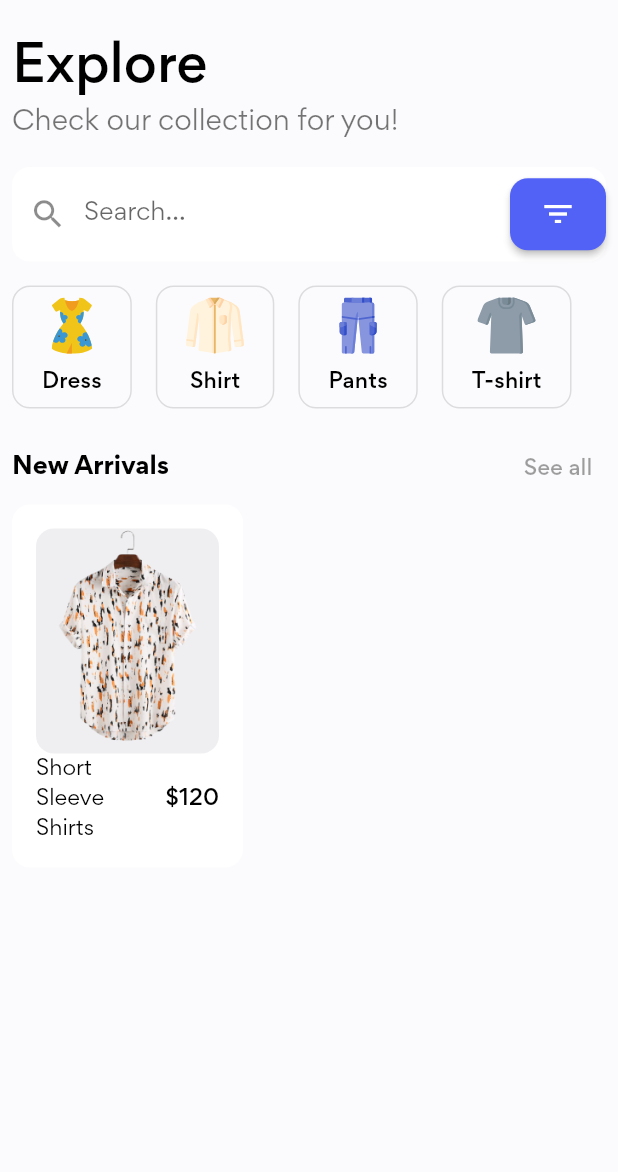
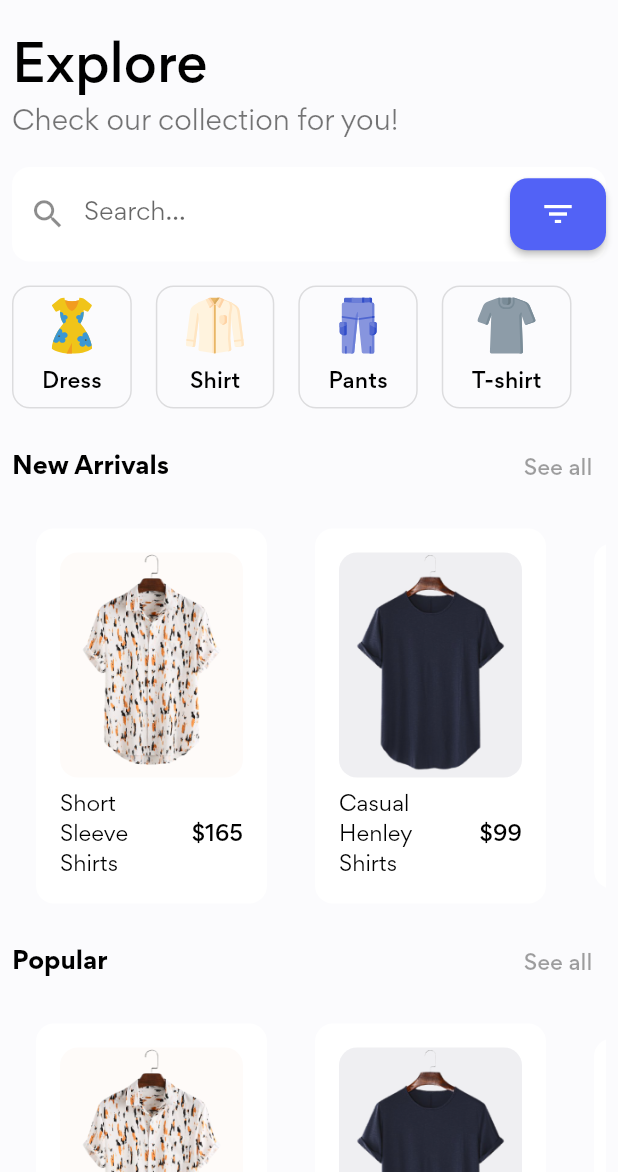
Before and after one commit to dubemezeagwu/cartiez, a Flutter app: the screen it shows after launch, on a phone screen of 412 x 824 dp, the part 64-1236 px from its top. Run offline on Flutter 3.47's test engine with Material 2 defaults, Android fonts, the phone set to English and light mode, and no system bars; our stand-ins replace flutter_svg.

Commit message:
worked on product item details

```diff
--- /dev/null
+++ b/lib/helpers/product_card.dart
@@ -0,0 +1,67 @@
+import 'package:flutter/material.dart';
+
+import '../utils/constants.dart';
+
+class ProductCard extends StatelessWidget {
+  const ProductCard({
+    Key? key,
+    required this.title,
+    required this.image,
+    required this.price,
+    required this.backgroundColor,
+    required this.press,
+  }) : super(key: key);
+
+  final String title,image;
+  final int price;
+  final Color backgroundColor;
+  final VoidCallback press;
+
+  @override
+  Widget build(BuildContext context) {
+    return GestureDetector(
+      onTap: press,
+      child: Container(
+        width: 154,
+        padding: const EdgeInsets.all(defaultPadding),
+        decoration: BoxDecoration(
+            color: Colors.white,
+            borderRadius: BorderRadius.all(Radius.circular(defaultBorderRadius))
+        ),
+        child: Column(
+          children: [
+            Container(
+              width: double.infinity,
+              decoration: BoxDecoration(
+                  color: backgroundColor,
+                  borderRadius: BorderRadius.all(Radius.circular(defaultBorderRadius))
+              ),
+              child: Image.asset(
+                image,
+                height: 150,
+              ),
+            ),
+            const SizedBox(height: defaultPadding/2),
+            Row(
+              children: [
+                Expanded(
+                  child: Text(
+                    title,
+                    style: TextStyle(
+                      color: Colors.black,
+                    ),
+                  ),
+                ),
+                const SizedBox(width: defaultPadding/4,),
+                Text(
+                  "\$" + price.toString(),
+                  style: Theme.of(context).textTheme.subtitle2,
+                ),
+              ],
+            )
+          ],
+        ),
+      ),
+    );
+  }
+}
--- /dev/null
+++ b/lib/helpers/product_list.dart
@@ -0,0 +1,36 @@
+import 'package:cartiez/helpers/product_card.dart';
+import 'package:cartiez/routes/screens/product_details_screen.dart';
+import 'package:flutter/material.dart';
+
+import '../models/product.dart';
+import '../utils/constants.dart';
+
+class ProductList extends StatelessWidget {
+  const ProductList({
+    Key? key,
+  }) : super(key: key);
+
+  @override
+  Widget build(BuildContext context) {
+    return SingleChildScrollView(
+      scrollDirection: Axis.horizontal,
+      child: Row(
+          children:
+          List.generate(demoProduct.length, (index) =>
+              Padding(
+                padding: EdgeInsets.all(defaultPadding),
+                child: ProductCard(
+                  image: demoProduct[index].image,
+                  title: demoProduct[index].title,
+                  backgroundColor: demoProduct[index].backgroundColor,
+                  press: () {
+                    Navigator.push(context,
+                        MaterialPageRoute(
+                            builder: (context) => ProductDetailsScreen(product: demoProduct[index],)));
+                  },
+                  price: demoProduct[index].price,),
+              ))
+      ),
+    );
+  }
+}
--- /dev/null
+++ b/lib/helpers/section_tile.dart
@@ -0,0 +1,35 @@
+import 'package:flutter/material.dart';
+class SectionTile extends StatelessWidget {
+  final String title;
+  final VoidCallback pressSeeAll;
+  const SectionTile({
+    Key? key,
+    required this.title,
+    required this.pressSeeAll,
+  }) : super(key: key);
+
+  @override
+  Widget build(BuildContext context) {
+    return Row(
+      mainAxisAlignment: MainAxisAlignment.spaceBetween,
+      children: [
+        Text(
+          title,
+          style: Theme.of(context).textTheme.subtitle1!.copyWith(
+              color: Colors.black,
+              fontWeight: FontWeight.w600
+          ),),
+        TextButton(
+          onPressed: pressSeeAll,
+          child: Text(
+            "See all",
+            style: TextStyle(
+                color: Colors.black38,
+                fontSize: 14
+            ),
+          ),
+        )
+      ],
+    );
+  }
+}
--- a/lib/models/product.dart
+++ b/lib/models/product.dart
@@ -0,0 +1,41 @@
+import 'package:flutter/material.dart';
+
+class Product {
+  final String image;
+  final String title;
+  final int price;
+  final Color backgroundColor;
+
+  Product({
+    required this.image,
+    required this.title,
+    required this.price,
+    this.backgroundColor = const Color(0xFFEFEFF2)
+});
+}
+
+List<Product> demoProduct = [
+  Product(
+    image: "assets/images/product_0.png",
+    title: "Short Sleeve Shirts",
+    price: 165,
+    backgroundColor: const Color(0xFFFEFBF9),
+  ),
+  Product(
+    image: "assets/images/product_1.png",
+    title: "Casual Henley Shirts",
+    price: 99,
+  ),
+  Product(
+    image: "assets/images/product_2.png",
+    title: "Curved Hem Shirts",
+    price: 180,
+    backgroundColor: const Color(0xFFF8FEFB),
+  ),
+  Product(
+    image: "assets/images/product_3.png",
+    title: "Casual Nolin",
+    price: 149,
+    backgroundColor: const Color(0xFFEEEEED),
+  ),
+];
--- a/lib/routes/pages/home_page.dart
+++ b/lib/routes/pages/home_page.dart
@@ -1,8 +1,14 @@
 import 'package:cartiez/helpers/category_card.dart';
 import 'package:cartiez/helpers/search_form.dart';
+import 'package:cartiez/models/product.dart';
 import 'package:cartiez/utils/constants.dart';
 import 'package:flutter/material.dart';
 import 'package:cartiez/models/category.dart';
+import 'package:flutter/rendering.dart';
+
+import '../../helpers/product_card.dart';
+import '../../helpers/product_list.dart';
+import '../../helpers/section_tile.dart';
 
 class HomePage extends StatefulWidget {
   const HomePage({Key? key}) : super(key: key);
@@ -40,7 +46,7 @@ class _HomePageState extends State<HomePage> {
           )
         ],
       ),
-      body: Padding(
+      body: SingleChildScrollView(
         padding: const EdgeInsets.all(defaultPadding / 2),
         child: Column(
           crossAxisAlignment: CrossAxisAlignment.start,
@@ -79,67 +85,10 @@ class _HomePageState extends State<HomePage> {
             SizedBox(
               height: defaultPadding,
             ),
-            Row(
-              mainAxisAlignment: MainAxisAlignment.spaceBetween,
-              children: [
-                Text(
-                  "New Arrivals",
-                  style: Theme.of(context).textTheme.subtitle1!.copyWith(
-                    color: Colors.black,
-                    fontWeight: FontWeight.w600
-                  ),),
-                TextButton(
-                  onPressed: () {  },
-                  child: Text(
-                    "See all",
-                    style: TextStyle(
-                      color: Colors.black38,
-                      fontSize: 14
-                    ),
-                  ),
-                )
-              ],
-            ),
-            Container(
-              width: 154,
-              padding: EdgeInsets.all(defaultPadding),
-              decoration: BoxDecoration(
-                color: Colors.white,
-                borderRadius: BorderRadius.all(Radius.circular(defaultBorderRadius))
-              ),
-              child: Column(
-                children: [
-                  Container(
-                    width: double.infinity,
-                    decoration: BoxDecoration(
-                      color: itemBackgroundColor,
-                      borderRadius: BorderRadius.all(Radius.circular(defaultBorderRadius))
-                    ),
-                    child: Image.asset(
-                        "assets/images/product_0.png",
-                      height: 150,
-                    ),
-                  ),
-                  Row(
-                    children: [
-                      Expanded(
-                        child: Text(
-                          "Short Sleeve Shirts",
-                          style: TextStyle(
-                            color: Colors.black,
-                          ),
-                        ),
-                      ),
-                      const SizedBox(width: defaultPadding/4,),
-                      Text(
-                          "\$120",
-                        style: Theme.of(context).textTheme.subtitle2,
-                        ),
-                    ],
-                  )
-                ],
-              ),
-            )
+            SectionTile(title: "New Arrivals", pressSeeAll: () {  },),
+            ProductList(),
+            SectionTile(title: "Popular", pressSeeAll: (){},),
+            ProductList()
           ],
         ),
       ),
```
Also changed, not shown: lib/helpers/color_dot.dart (added, +28 -0 lines), lib/routes/screens/product_details_screen.dart (added, +117 -0 lines).
